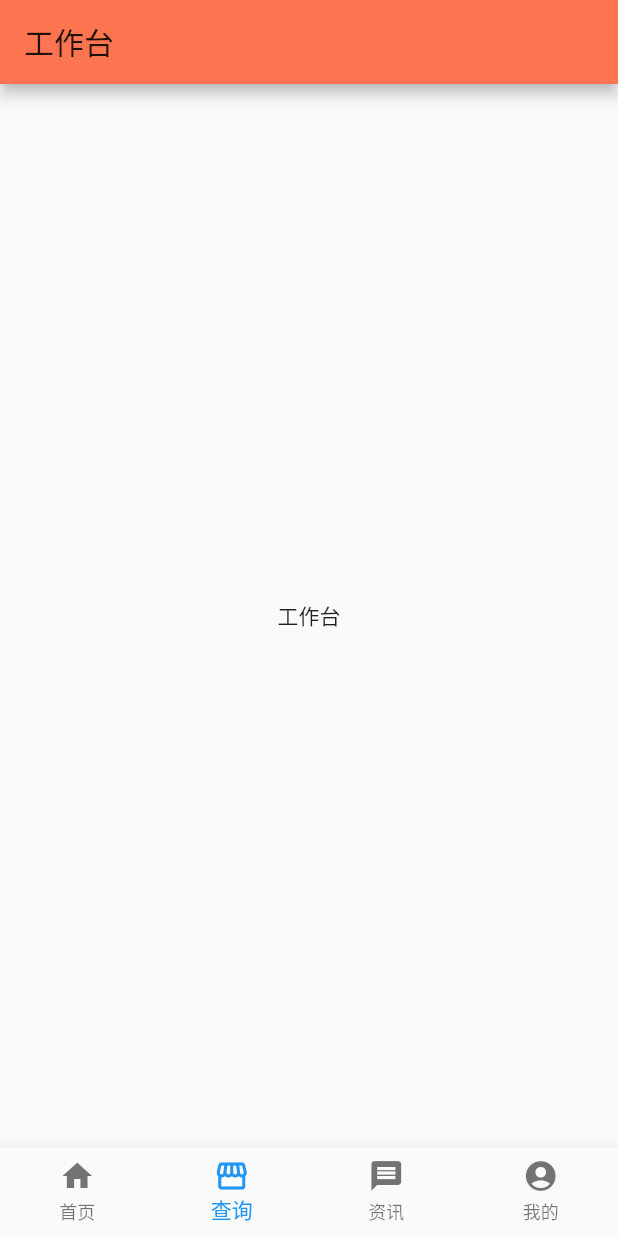
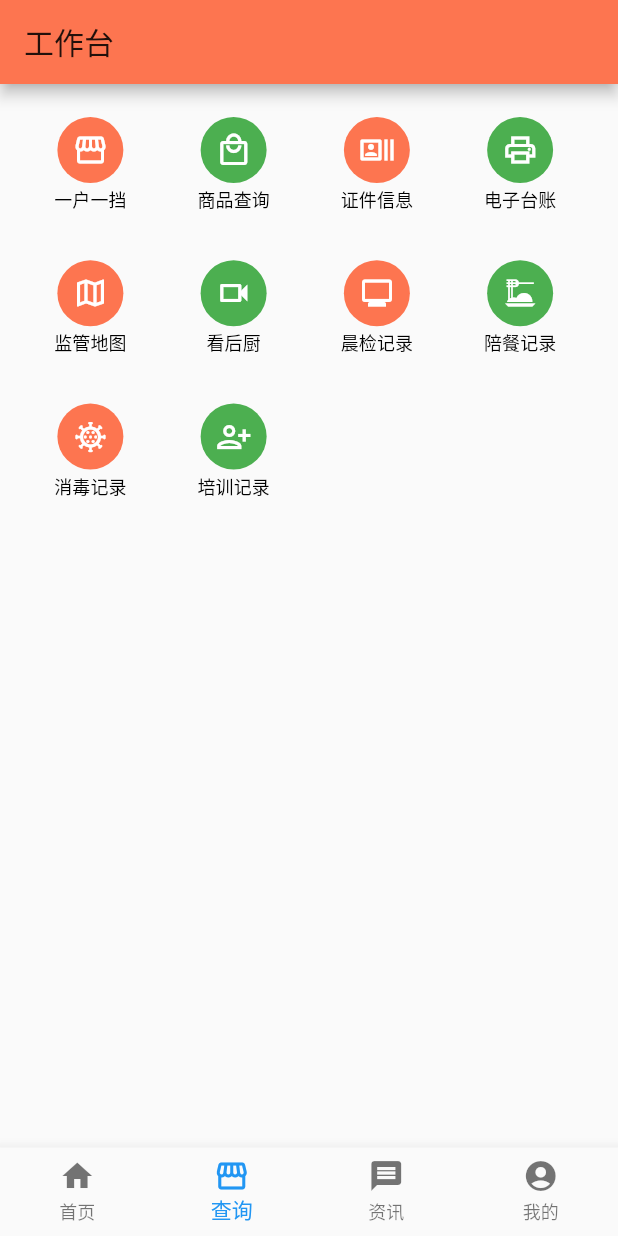
Before and after one commit to TUTUDeveloper/TSZG_flutter, a Flutter app: the screen it shows after launch, item 2 of the bottom bar chosen, on a phone screen of 412 x 824 dp. Run offline on Flutter 3.47's test engine with Material 2 defaults, Android fonts, the phone set to English and light mode, and no system bars; our stand-ins replace toast.

Commit message:
首页和咨询完成

```diff
--- a/lib/tszg_chaxun.dart
+++ b/lib/tszg_chaxun.dart
@@ -1,10 +1,117 @@
+import 'package:flutter/cupertino.dart';
 import 'package:flutter/material.dart';
+import 'dart:ui';
+import 'package:flutter/services.dart';
+import 'dart:convert';
+import 'dart:io';
+import 'package:flutter/widgets.dart';
+import 'package:toast/toast.dart';
+import 'dart:math' as math;
+class MsgPage  extends StatefulWidget {
+  @override
+  _MsgPageView createState() => _MsgPageView();
+}
+class _MsgPageView extends State<MsgPage> {
 
-class MsgPage extends StatelessWidget {
+  List  _Bottomanmesarry = <String>['一户一挡','商品查询','证件信息','电子台账','监管地图','看后厨','晨检记录','陪餐记录','消毒记录','培训记录'];
+
+
+  final _iconpages = [Icon(
+    Icons.storefront_outlined,
+    color:Colors.white,
+  ),Icon(
+    Icons.local_mall_outlined,
+    color:Colors.white,
+  ),Icon(
+    Icons.recent_actors_outlined,
+    color:Colors.white,
+  ),
+    Icon(
+      Icons.print_outlined,
+      color:Colors.white,
+    ),Icon(
+      Icons.map_outlined,
+      color:Colors.white,
+    ),Icon(
+      Icons.videocam_outlined,
+      color:Colors.white,
+    ),
+    Icon(
+      Icons.monitor,
+      color:Colors.white,
+    ),Icon(
+      Icons.dinner_dining,
+      color:Colors.white,
+    ),Icon(
+      Icons.coronavirus_outlined,
+      color:Colors.white,
+    ),
+    Icon(
+      Icons.person_add_alt_1_outlined,
+      color:Colors.white,
+    )
+  ];
+  @override
+  void initState() {
+    super.initState();
+  }
+  @override
+  void dispose() {
+    super.dispose();
+  }
   @override
   Widget build(BuildContext context) {
-    return Center(
-      child: Text("工作台"),
-    );
+    return   CustomScrollView(
+        slivers: <Widget>[
+          SliverPadding(
+
+            padding: const EdgeInsets.only(left:20,top: 20,right: 20),
+            sliver:
+            SliverGrid(
+              gridDelegate: SliverGridDelegateWithFixedCrossAxisCount(
+                //横轴元素个数
+                  crossAxisCount:4,
+                  //纵轴间距
+                  mainAxisSpacing: 10.0,
+                  //横轴间距
+                  crossAxisSpacing: 10.0,
+                  //子组件宽高长度比例
+                  childAspectRatio: 1
+              ),
+              delegate: SliverChildBuilderDelegate(
+                    (BuildContext context, int index) {
+                  return  Container(
+                      margin: const EdgeInsets.only(left: 5,right: 10),
+                      child: Column(children: <Widget>[
+                        FlatButton(
+                          onPressed: () {
+                            print(index);
+                          },
+                          color:index.isOdd? Colors.green:Color.fromRGBO(253, 117, 80, 1),
+                          child:_iconpages[index],
+                          padding: EdgeInsets.all(10),
+                          shape: CircleBorder(),
+                        ),
+
+                        Text(
+                          _Bottomanmesarry[index],
+                          textAlign: TextAlign.center,
+                          style: TextStyle(
+                            color: Colors.black,
+                            fontSize: 12,
+                          ),
+                        ),
+                      ],)
+                  );
+                },
+                childCount: 10,
+              ),
+            ),
+          ),
+
+
+
+
+  ]);
   }
 }
```
Also changed, not shown: lib/tszg_home.dart (+97 -12 lines), 1 other file.
